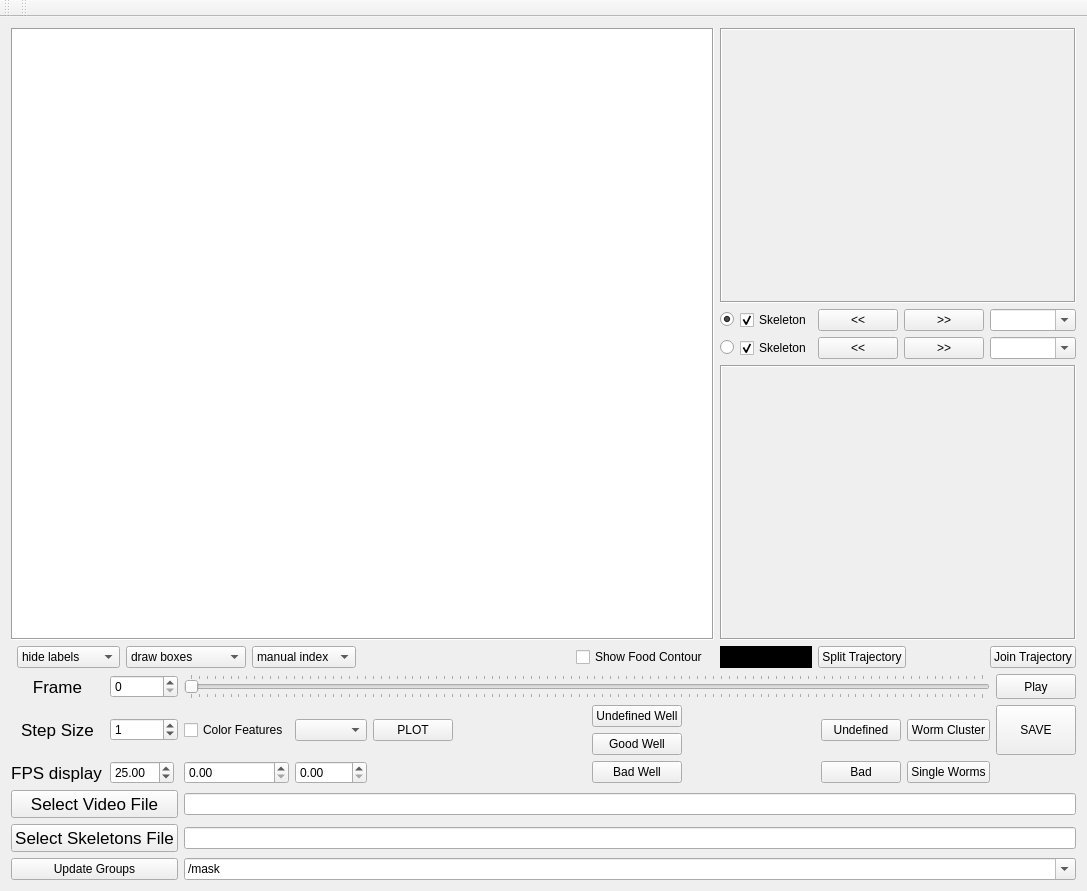
Above: tierpsy/gui/QtDesignerFiles/MWTrackerViewer.ui from ver228/tierpsy-tracker before the change. Below: the same form after it.
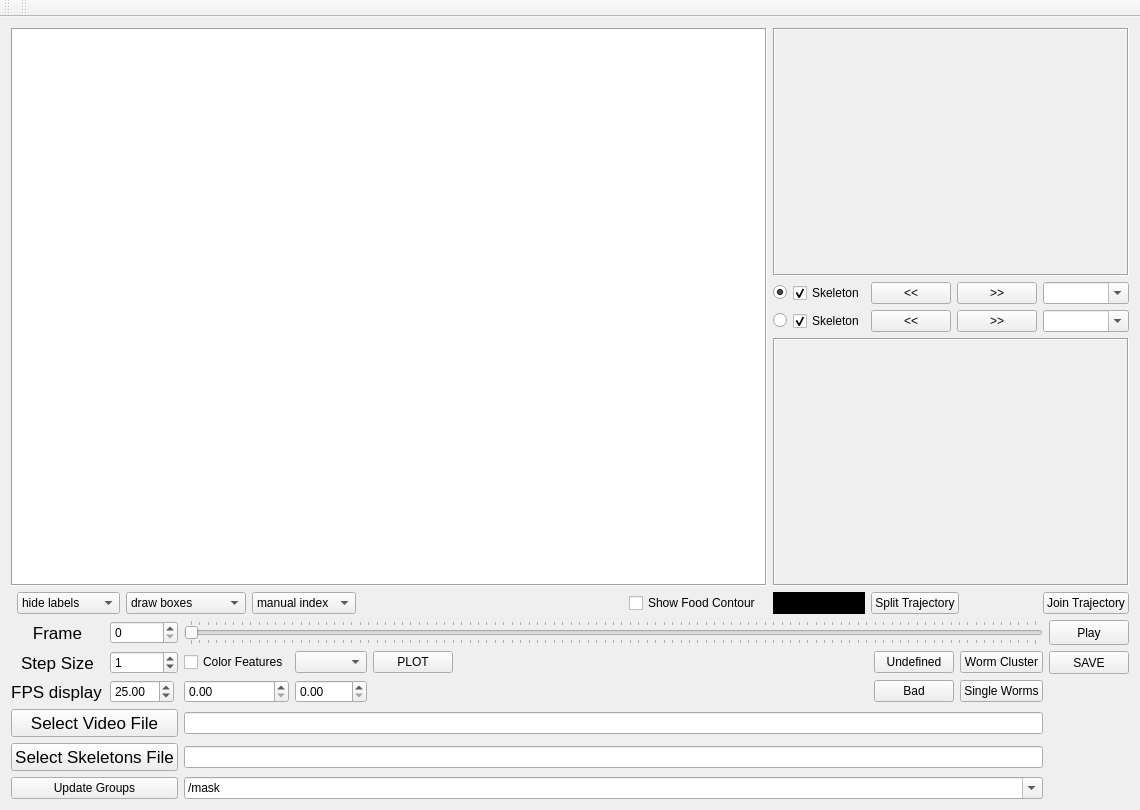
That is the form after the change.

Commit message: MWTrackerViewer_ui: removed the gui buttons to mark wells as good or bad as this is now done by right clicking on the main image

The edit to the form file:
```diff
--- a/tierpsy/gui/QtDesignerFiles/MWTrackerViewer.ui
+++ b/tierpsy/gui/QtDesignerFiles/MWTrackerViewer.ui
@@ -6,8 +6,8 @@
    <rect>
     <x>0</x>
     <y>0</y>
-    <width>1087</width>
-    <height>891</height>
+    <width>1140</width>
+    <height>810</height>
    </rect>
   </property>
   <property name="sizePolicy">
@@ -314,7 +314,25 @@
     </item>
     <item row="1" column="0">
      <layout class="QGridLayout" name="gridLayout">
-      <item row="0" column="2" colspan="8">
+      <item row="0" column="0">
+       <widget class="QLabel" name="label_frame">
+        <property name="font">
+         <font>
+          <pointsize>13</pointsize>
+         </font>
+        </property>
+        <property name="text">
+         <string>Frame</string>
+        </property>
+        <property name="alignment">
+         <set>Qt::AlignCenter</set>
+        </property>
+       </widget>
+      </item>
+      <item row="0" column="1">
+       <widget class="QSpinBox" name="spinBox_frame"/>
+      </item>
+      <item row="0" column="2" colspan="7">
        <widget class="QSlider" name="imageSlider">
         <property name="sizePolicy">
          <sizepolicy hsizetype="Expanding" vsizetype="Fixed">
@@ -348,7 +366,23 @@
         </property>
        </widget>
       </item>
-      <item row="1" column="0" rowspan="2">
+      <item row="0" column="9">
+       <widget class="QPushButton" name="playButton">
+        <property name="sizePolicy">
+         <sizepolicy hsizetype="Minimum" vsizetype="Minimum">
+          <horstretch>0</horstretch>
+          <verstretch>0</verstretch>
+         </sizepolicy>
+        </property>
+        <property name="text">
+         <string>Play</string>
+        </property>
+        <property name="checkable">
+         <bool>false</bool>
+        </property>
+       </widget>
+      </item>
+      <item row="1" column="0">
        <widget class="QLabel" name="label_step">
         <property name="font">
          <font>
@@ -363,7 +397,7 @@
         </property>
        </widget>
       </item>
-      <item row="1" column="1" rowspan="2">
+      <item row="1" column="1">
        <widget class="QSpinBox" name="spinBox_step">
         <property name="maximum">
          <number>100000</number>
@@ -373,42 +407,24 @@
         </property>
        </widget>
       </item>
-      <item row="1" column="2" rowspan="2">
+      <item row="1" column="2">
        <widget class="QCheckBox" name="is_color_features">
         <property name="text">
          <string>Color Features</string>
         </property>
        </widget>
       </item>
-      <item row="1" column="3" rowspan="2">
+      <item row="1" column="3">
        <widget class="QComboBox" name="feature_column"/>
       </item>
-      <item row="1" column="4" rowspan="2">
+      <item row="1" column="4">
        <widget class="QPushButton" name="pushButton_plot">
         <property name="text">
          <string>PLOT</string>
         </property>
        </widget>
       </item>
-      <item row="0" column="1">
-       <widget class="QSpinBox" name="spinBox_frame"/>
-      </item>
-      <item row="0" column="0">
-       <widget class="QLabel" name="label_frame">
-        <property name="font">
-         <font>
-          <pointsize>13</pointsize>
-         </font>
-        </property>
-        <property name="text">
-         <string>Frame</string>
-        </property>
-        <property name="alignment">
-         <set>Qt::AlignCenter</set>
-        </property>
-       </widget>
-      </item>
-      <item row="1" column="5" rowspan="2">
+      <item row="1" column="5">
        <spacer name="horizontalSpacer">
         <property name="orientation">
          <enum>Qt::Horizontal</enum>
@@ -422,26 +438,6 @@
        </spacer>
       </item>
       <item row="1" column="6">
-       <widget class="QPushButton" name="pushButton">
-        <property name="text">
-         <string>Undefined Well</string>
-        </property>
-       </widget>
-      </item>
-      <item row="1" column="9" rowspan="2">
-       <widget class="QPushButton" name="pushButton_WS">
-        <property name="sizePolicy">
-         <sizepolicy hsizetype="Minimum" vsizetype="Fixed">
-          <horstretch>0</horstretch>
-          <verstretch>0</verstretch>
-         </sizepolicy>
-        </property>
-        <property name="text">
-         <string>Worm Cluster</string>
-        </property>
-       </widget>
-      </item>
-      <item row="1" column="7" rowspan="2">
        <spacer name="horizontalSpacer_3">
         <property name="orientation">
          <enum>Qt::Horizontal</enum>
@@ -454,7 +450,7 @@
         </property>
        </spacer>
       </item>
-      <item row="1" column="8" rowspan="2">
+      <item row="1" column="7">
        <widget class="QPushButton" name="pushButton_U">
         <property name="sizePolicy">
          <sizepolicy hsizetype="Minimum" vsizetype="Fixed">
@@ -467,7 +463,20 @@
         </property>
        </widget>
       </item>
-      <item row="1" column="10" rowspan="2">
+      <item row="1" column="8">
+       <widget class="QPushButton" name="pushButton_WS">
+        <property name="sizePolicy">
+         <sizepolicy hsizetype="Minimum" vsizetype="Fixed">
+          <horstretch>0</horstretch>
+          <verstretch>0</verstretch>
+         </sizepolicy>
+        </property>
+        <property name="text">
+         <string>Worm Cluster</string>
+        </property>
+       </widget>
+      </item>
+      <item row="1" column="9">
        <widget class="QPushButton" name="pushButton_save">
         <property name="sizePolicy">
          <sizepolicy hsizetype="Maximum" vsizetype="Minimum">
@@ -480,14 +489,7 @@
         </property>
        </widget>
       </item>
-      <item row="2" column="6">
-       <widget class="QPushButton" name="pushButton_2">
-        <property name="text">
-         <string>Good Well</string>
-        </property>
-       </widget>
-      </item>
-      <item row="3" column="0">
+      <item row="2" column="0">
        <widget class="QLabel" name="label_fps">
         <property name="sizePolicy">
          <sizepolicy hsizetype="Maximum" vsizetype="Preferred">
@@ -508,7 +510,7 @@
         </property>
        </widget>
       </item>
-      <item row="3" column="1">
+      <item row="2" column="1">
        <widget class="QDoubleSpinBox" name="doubleSpinBox_fps">
         <property name="sizePolicy">
          <sizepolicy hsizetype="Maximum" vsizetype="Fixed">
@@ -524,34 +526,27 @@
         </property>
        </widget>
       </item>
-      <item row="3" column="2">
+      <item row="2" column="2">
        <widget class="QDoubleSpinBox" name="feat_min_value"/>
       </item>
-      <item row="3" column="3">
+      <item row="2" column="3">
        <widget class="QDoubleSpinBox" name="feat_max_value"/>
       </item>
-      <item row="3" column="6">
-       <widget class="QPushButton" name="pushButton_3">
-        <property name="text">
-         <string>Bad Well</string>
-        </property>
-       </widget>
-      </item>
-      <item row="3" column="8">
+      <item row="2" column="7">
        <widget class="QPushButton" name="pushButton_B">
         <property name="text">
          <string>Bad</string>
         </property>
        </widget>
       </item>
-      <item row="3" column="9">
+      <item row="2" column="8">
        <widget class="QPushButton" name="pushButton_W">
         <property name="text">
          <string>Single Worms</string>
         </property>
        </widget>
       </item>
-      <item row="4" column="0" colspan="2">
+      <item row="3" column="0" colspan="2">
        <widget class="QPushButton" name="pushButton_video">
         <property name="sizePolicy">
          <sizepolicy hsizetype="Expanding" vsizetype="Fixed">
@@ -569,14 +564,14 @@
         </property>
        </widget>
       </item>
-      <item row="4" column="2" colspan="9">
+      <item row="3" column="2" colspan="7">
        <widget class="QLineEdit" name="lineEdit_video">
         <property name="text">
          <string/>
         </property>
        </widget>
       </item>
-      <item row="5" column="0" colspan="2">
+      <item row="4" column="0" colspan="2">
        <widget class="QPushButton" name="pushButton_skel">
         <property name="sizePolicy">
          <sizepolicy hsizetype="Expanding" vsizetype="Fixed">
@@ -594,17 +589,17 @@
         </property>
        </widget>
       </item>
-      <item row="5" column="2" colspan="9">
+      <item row="4" column="2" colspan="7">
        <widget class="QLineEdit" name="lineEdit_skel"/>
       </item>
-      <item row="6" column="0" colspan="2">
+      <item row="5" column="0" colspan="2">
        <widget class="QPushButton" name="pushButton_h5groups">
         <property name="text">
          <string>Update Groups</string>
         </property>
        </widget>
       </item>
-      <item row="6" column="2" colspan="9">
+      <item row="5" column="2" colspan="7">
        <widget class="QComboBox" name="comboBox_h5path">
         <property name="editable">
          <bool>true</bool>
@@ -621,22 +616,6 @@
         </item>
        </widget>
       </item>
-      <item row="0" column="10">
-       <widget class="QPushButton" name="playButton">
-        <property name="sizePolicy">
-         <sizepolicy hsizetype="Minimum" vsizetype="Minimum">
-          <horstretch>0</horstretch>
-          <verstretch>0</verstretch>
-         </sizepolicy>
-        </property>
-        <property name="text">
-         <string>Play</string>
-        </property>
-        <property name="checkable">
-         <bool>false</bool>
-        </property>
-       </widget>
-      </item>
      </layout>
     </item>
    </layout>
```
Left out of the diff: 2 changed lines with no effect on the pictures. The commit also changes 1 other file.
